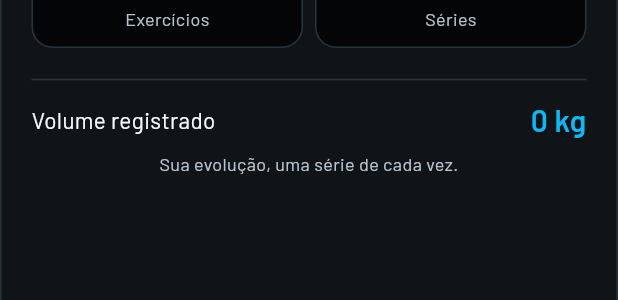
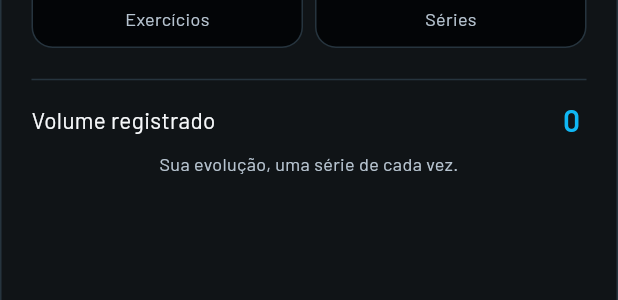
Before and after one commit to caiomoreirab/app-gym-records, a Flutter app: the _ShareCard widget shown alone on an empty page, opened directly with empty values, on a phone screen of 412 x 824 dp. Shown: the part 468-768 px from the top of the screen. Run offline on Flutter 3.47's test engine with Material 3 defaults, Android fonts, the phone set to English and light mode, and no system bars; our stand-ins replace firebase_analytics, firebase_core, material_ui, pdf, printing, share_plus and 2 more; accounts and stored records are empty.

Commit message:
fix(summary): respeitar unidade de carga selecionada no volume exibido

```diff
--- a/lib/screens/workout_completed_screen.dart
+++ b/lib/screens/workout_completed_screen.dart
@@ -138,6 +138,7 @@ class _WorkoutCompletedScreenState extends State<WorkoutCompletedScreen> {
             key: _shareCardKey,
             child: _ShareCard(
               summary: summary,
+              weightUnit: app.unit,
               dateText: _dateTime(session.completedAt!.toLocal()),
               durationText: _duration(summary.duration),
             ),
@@ -226,10 +227,12 @@ class _WorkoutCompletedScreenState extends State<WorkoutCompletedScreen> {
 class _ShareCard extends StatelessWidget {
   const _ShareCard({
     required this.summary,
+    required this.weightUnit,
     required this.dateText,
     required this.durationText,
   });
   final CompletedWorkoutSummary summary;
+  final String weightUnit;
   final String dateText, durationText;
 
   String _clock(DateTime value) =>
@@ -300,7 +303,7 @@ class _ShareCard extends StatelessWidget {
       Row(children: [
         Expanded(child: Text('Volume registrado',
           style: Theme.of(context).textTheme.bodyMedium)),
-        Text('${summary.volumeKg.toStringAsFixed(0)} kg',
+        Text('${summary.volumeKg.toStringAsFixed(0)} $weightUnit',
           style: const TextStyle(color: AppTheme.electricLime,
             fontSize: 20, fontWeight: FontWeight.w600)),
       ]),
```
